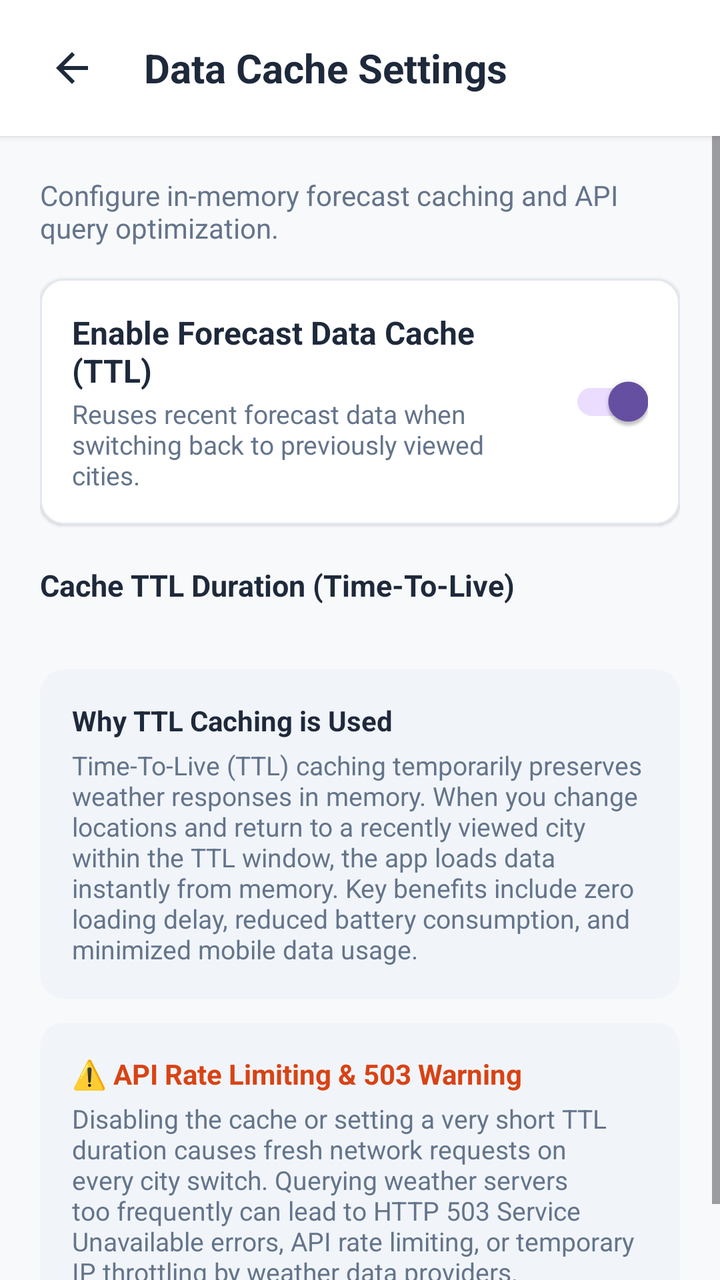
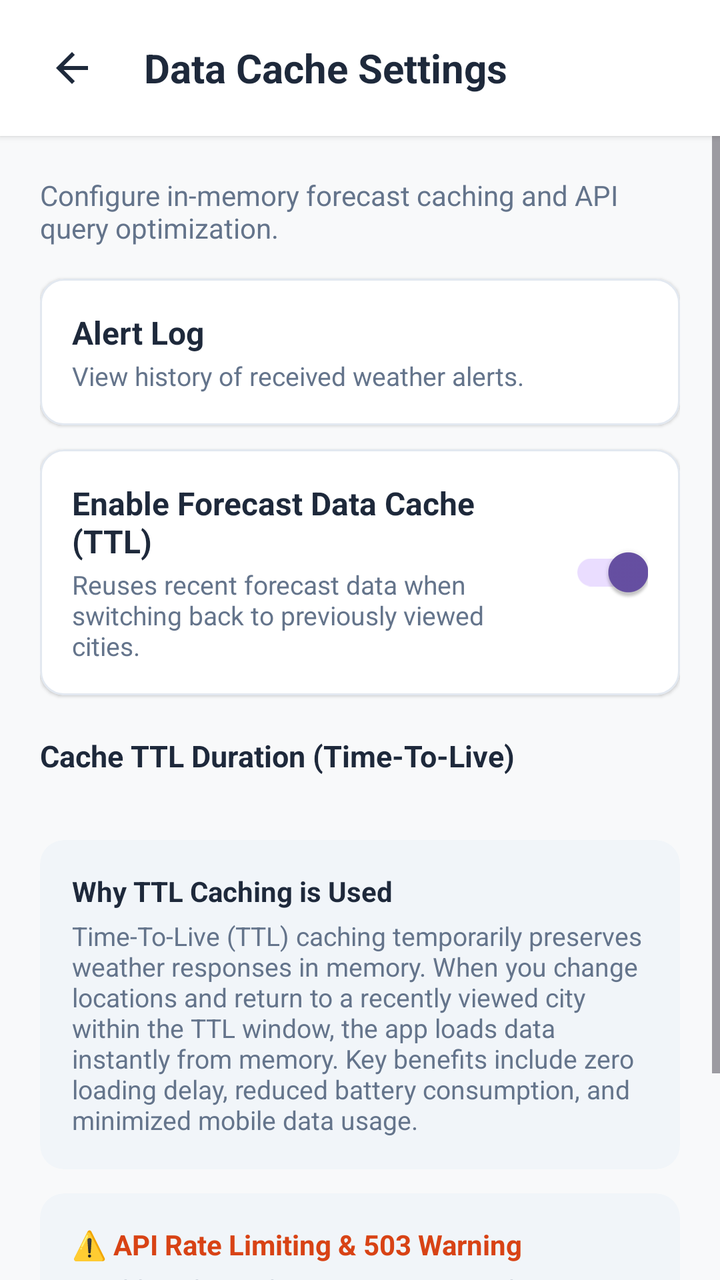

Compare the two renders of this Android layout. The source of the first and the diff that turns it into the second are given below.
<!-- AndroidManifest.xml: application theme Theme.WeatherAPP -->
<!-- res/layout/dialog_cache_settings.xml -->
<?xml version="1.0" encoding="utf-8"?>
<LinearLayout xmlns:android="http://schemas.android.com/apk/res/android"
    xmlns:app="http://schemas.android.com/apk/res-auto"
    xmlns:tools="http://schemas.android.com/tools"
    android:id="@+id/layoutCacheSettingsRoot"
    android:layout_width="match_parent"
    android:layout_height="match_parent"
    android:background="@color/background_light"
    android:orientation="vertical">

    
    <com.google.android.material.card.MaterialCardView
        android:id="@+id/cardHeader"
        android:layout_width="match_parent"
        android:layout_height="wrap_content"
        app:cardBackgroundColor="@color/surface_card"
        app:cardCornerRadius="0dp"
        app:cardElevation="2dp"
        app:strokeWidth="0dp">

        <LinearLayout
            android:layout_width="match_parent"
            android:layout_height="wrap_content"
            android:gravity="center_vertical"
            android:orientation="horizontal"
            android:paddingHorizontal="16dp"
            android:paddingVertical="14dp">

            <ImageButton
                android:id="@+id/btnBack"
                android:layout_width="40dp"
                android:layout_height="40dp"
                android:background="?attr/selectableItemBackgroundBorderless"
                android:contentDescription="Back"
                android:padding="8dp"
                android:scaleType="fitCenter"
                android:src="@drawable/ic_back"
                app:tint="@color/text_primary" />

            <TextView
                android:id="@+id/tvHeaderTitle"
                android:layout_width="wrap_content"
                android:layout_height="wrap_content"
                android:layout_marginStart="16dp"
                android:text="Data Cache Settings"
                android:textColor="@color/text_primary"
                android:textSize="20sp"
                android:textStyle="bold" />

        </LinearLayout>

    </com.google.android.material.card.MaterialCardView>

    <ScrollView
        android:layout_width="match_parent"
        android:layout_height="match_parent"
        android:fillViewport="true">

        <LinearLayout
            android:layout_width="match_parent"
            android:layout_height="wrap_content"
            android:orientation="vertical"
            android:padding="20dp">

            <TextView
                android:id="@+id/tvCacheHeaderDesc"
                android:layout_width="wrap_content"
                android:layout_height="wrap_content"
                android:layout_marginBottom="16dp"
                android:text="Configure in-memory forecast caching and API query optimization."
                android:textColor="@color/text_secondary"
                android:textSize="14sp" />

            
            <com.google.android.material.card.MaterialCardView
                android:id="@+id/cardCacheSwitch"
                android:layout_width="match_parent"
                android:layout_height="wrap_content"
                app:cardBackgroundColor="@color/surface_card"
                app:cardCornerRadius="12dp"
                app:cardElevation="1dp"
                app:strokeColor="@color/divider_color"
                app:strokeWidth="1dp">

                <LinearLayout
                    android:layout_width="match_parent"
                    android:layout_height="wrap_content"
                    android:gravity="center_vertical"
                    android:orientation="horizontal"
                    android:padding="16dp">

                    <LinearLayout
                        android:layout_width="0dp"
                        android:layout_height="wrap_content"
                        android:layout_marginEnd="12dp"
                        android:layout_weight="1"
                        android:orientation="vertical">

                        <TextView
                            android:id="@+id/tvCacheSwitchTitle"
                            android:layout_width="wrap_content"
                            android:layout_height="wrap_content"
                            android:text="Enable Forecast Data Cache (TTL)"
                            android:textColor="@color/text_primary"
                            android:textSize="16sp"
                            android:textStyle="bold" />

                        <TextView
                            android:id="@+id/tvCacheSwitchDesc"
                            android:layout_width="wrap_content"
                            android:layout_height="wrap_content"
                            android:layout_marginTop="2dp"
                            android:text="Reuses recent forecast data when switching back to previously viewed cities."
                            android:textColor="@color/text_secondary"
                            android:textSize="13sp" />

                    </LinearLayout>

                    <com.google.android.material.switchmaterial.SwitchMaterial
                        android:id="@+id/switchCacheEnabled"
                        android:layout_width="wrap_content"
                        android:layout_height="wrap_content"
                        android:checked="true" />

                </LinearLayout>

            </com.google.android.material.card.MaterialCardView>

            
            <TextView
                android:id="@+id/tvTtlHeader"
                android:layout_width="wrap_content"
                android:layout_height="wrap_content"
                android:layout_marginTop="20dp"
                android:layout_marginBottom="8dp"
                android:text="Cache TTL Duration (Time-To-Live)"
                android:textColor="@color/text_primary"
                android:textSize="15sp"
                android:textStyle="bold" />

            <LinearLayout
                android:id="@+id/layoutTtlOptions"
                android:layout_width="match_parent"
                android:layout_height="wrap_content"
                android:orientation="vertical">

                <RadioGroup
                    android:id="@+id/rgTtlDuration"
                    android:layout_width="match_parent"
                    android:layout_height="wrap_content"
                    android:orientation="vertical" />

            </LinearLayout>

            
            <com.google.android.material.card.MaterialCardView
                android:id="@+id/cardTtlReasoning"
                android:layout_width="match_parent"
                android:layout_height="wrap_content"
                android:layout_marginTop="24dp"
                app:cardBackgroundColor="@color/surface_card_secondary"
                app:cardCornerRadius="12dp"
                app:cardElevation="0dp"
                app:strokeWidth="0dp">

                <LinearLayout
                    android:layout_width="match_parent"
                    android:layout_height="wrap_content"
                    android:orientation="vertical"
                    android:padding="16dp">

                    <TextView
                        android:id="@+id/tvTtlReasoningHeader"
                        android:layout_width="wrap_content"
                        android:layout_height="wrap_content"
                        android:text="Why TTL Caching is Used"
                        android:textColor="@color/text_primary"
                        android:textSize="14sp"
                        android:textStyle="bold" />

                    <TextView
                        android:id="@+id/tvTtlReasoningDesc"
                        android:layout_width="wrap_content"
                        android:layout_height="wrap_content"
                        android:layout_marginTop="4dp"
                        android:text="Time-To-Live (TTL) caching temporarily preserves weather responses in memory. When you change locations and return to a recently viewed city within the TTL window, the app loads data instantly from memory. Key benefits include zero loading delay, reduced battery consumption, and minimized mobile data usage."
                        android:textColor="@color/text_secondary"
                        android:textSize="13sp" />

                </LinearLayout>

            </com.google.android.material.card.MaterialCardView>

            
            <com.google.android.material.card.MaterialCardView
                android:id="@+id/cardRateLimiting"
                android:layout_width="match_parent"
                android:layout_height="wrap_content"
                android:layout_marginTop="12dp"
                app:cardBackgroundColor="@color/surface_card_secondary"
                app:cardCornerRadius="12dp"
                app:cardElevation="0dp"
                app:strokeWidth="0dp">

                <LinearLayout
                    android:layout_width="match_parent"
                    android:layout_height="wrap_content"
                    android:orientation="vertical"
                    android:padding="16dp">

                    <TextView
                        android:id="@+id/tvRateLimitingHeader"
                        android:layout_width="wrap_content"
                        android:layout_height="wrap_content"
                        android:text="⚠️ API Rate Limiting &amp; 503 Warning"
                        android:textColor="@color/temp_high"
                        android:textSize="14sp"
                        android:textStyle="bold" />

                    <TextView
                        android:id="@+id/tvRateLimitingDesc"
                        android:layout_width="wrap_content"
                        android:layout_height="wrap_content"
                        android:layout_marginTop="4dp"
                        android:text="Disabling the cache or setting a very short TTL duration causes fresh network requests on every city switch. Querying weather servers too frequently can lead to HTTP 503 Service Unavailable errors, API rate limiting, or temporary IP throttling by weather data providers."
                        android:textColor="@color/text_secondary"
                        android:textSize="13sp" />

                </LinearLayout>

            </com.google.android.material.card.MaterialCardView>

        </LinearLayout>

    </ScrollView>

</LinearLayout>
<!-- resources referenced by this layout -->
<resources>
  <color name="background_light">#F8F9FA</color>
  <color name="divider_color">#E2E8F0</color>
  <color name="surface_card">#FFFFFF</color>
  <color name="surface_card_secondary">#F1F5F9</color>
  <color name="temp_high">#D84315</color>
  <color name="text_primary">#1E293B</color>
  <color name="text_secondary">#64748B</color>
  <!-- drawable ic_back (drawable) -->
  <vector xmlns:android="http://schemas.android.com/apk/res/android"
      android:width="24dp"
      android:height="24dp"
      android:viewportWidth="24"
      android:viewportHeight="24">
    <path
        android:fillColor="@color/text_primary"
        android:pathData="M20,11H7.83l5.59,-5.59L12,4l-8,8 8,8 1.41,-1.41L7.83,13H20v-2z"/>
  </vector>
  <style name="Theme.WeatherAPP" parent="Base.Theme.WeatherAPP" />
  <style name="Base.Theme.WeatherAPP" parent="Theme.Material3.DayNight.NoActionBar">
          <item name="android:statusBarColor">@color/surface_card</item>
          <item name="android:windowLightStatusBar">true</item>
      </style>
</resources>

<!-- the commit's change to res/layout/dialog_cache_settings.xml (unified diff, before → after) -->
@@ -73,6 +73,47 @@
 
             
             <com.google.android.material.card.MaterialCardView
+                android:id="@+id/cardAlertLog"
+                android:layout_width="match_parent"
+                android:layout_height="wrap_content"
+                android:layout_marginBottom="12dp"
+                app:cardBackgroundColor="@color/surface_card"
+                app:cardCornerRadius="12dp"
+                app:cardElevation="1dp"
+                app:strokeColor="@color/divider_color"
+                app:strokeWidth="1dp">
+
+                <LinearLayout
+                    android:layout_width="match_parent"
+                    android:layout_height="wrap_content"
+                    android:gravity="center_vertical"
+                    android:orientation="vertical"
+                    android:padding="16dp">
+
+                    <TextView
+                        android:id="@+id/tvAlertLogTitle"
+                        android:layout_width="wrap_content"
+                        android:layout_height="wrap_content"
+                        android:text="@string/alert_log_title"
+                        android:textColor="@color/text_primary"
+                        android:textSize="16sp"
+                        android:textStyle="bold" />
+
+                    <TextView
+                        android:id="@+id/tvAlertLogDesc"
+                        android:layout_width="wrap_content"
+                        android:layout_height="wrap_content"
+                        android:layout_marginTop="2dp"
+                        android:text="@string/alert_log_desc"
+                        android:textColor="@color/text_secondary"
+                        android:textSize="13sp" />
+
+                </LinearLayout>
+
+            </com.google.android.material.card.MaterialCardView>
+
+            
+            <com.google.android.material.card.MaterialCardView
                 android:id="@+id/cardCacheSwitch"
                 android:layout_width="match_parent"
                 android:layout_height="wrap_content"
<!-- resource entries referenced after the edit -->
@@ -17,6 +17,8 @@
         android:fillColor="@color/text_primary"
         android:pathData="M20,11H7.83l5.59,-5.59L12,4l-8,8 8,8 1.41,-1.41L7.83,13H20v-2z"/>
   </vector>
+  <string name="alert_log_desc">View history of received weather alerts.</string>
+  <string name="alert_log_title">Alert Log</string>
   <style name="Theme.WeatherAPP" parent="Base.Theme.WeatherAPP" />
   <style name="Base.Theme.WeatherAPP" parent="Theme.Material3.DayNight.NoActionBar">
           <item name="android:statusBarColor">@color/surface_card</item>
